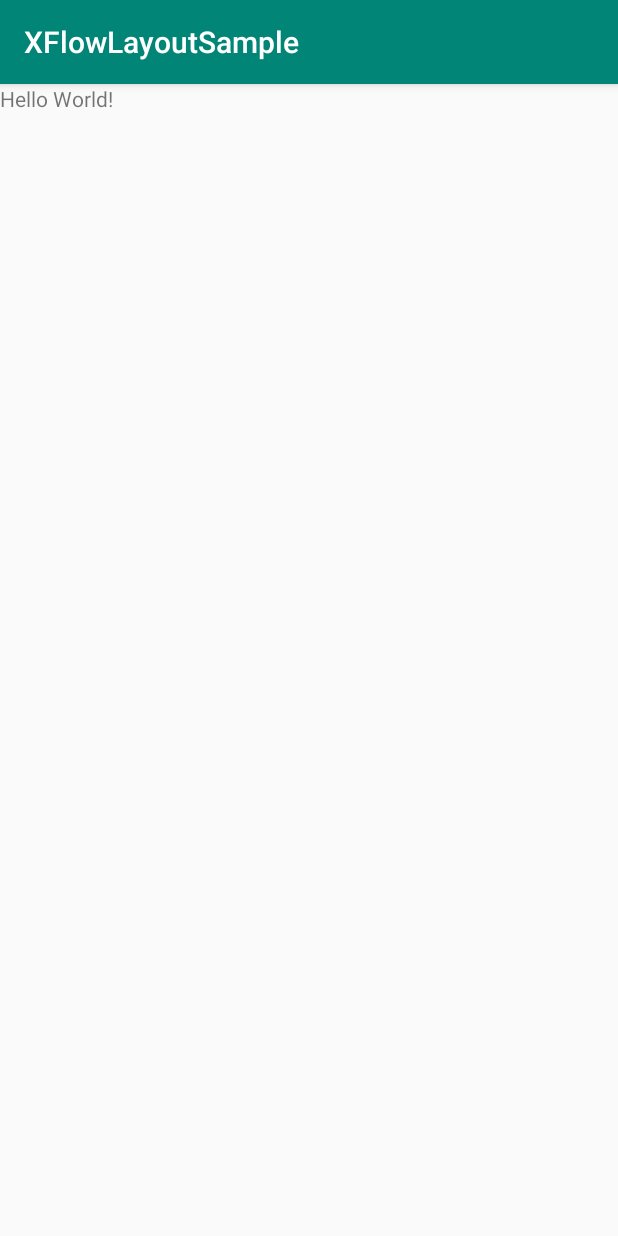
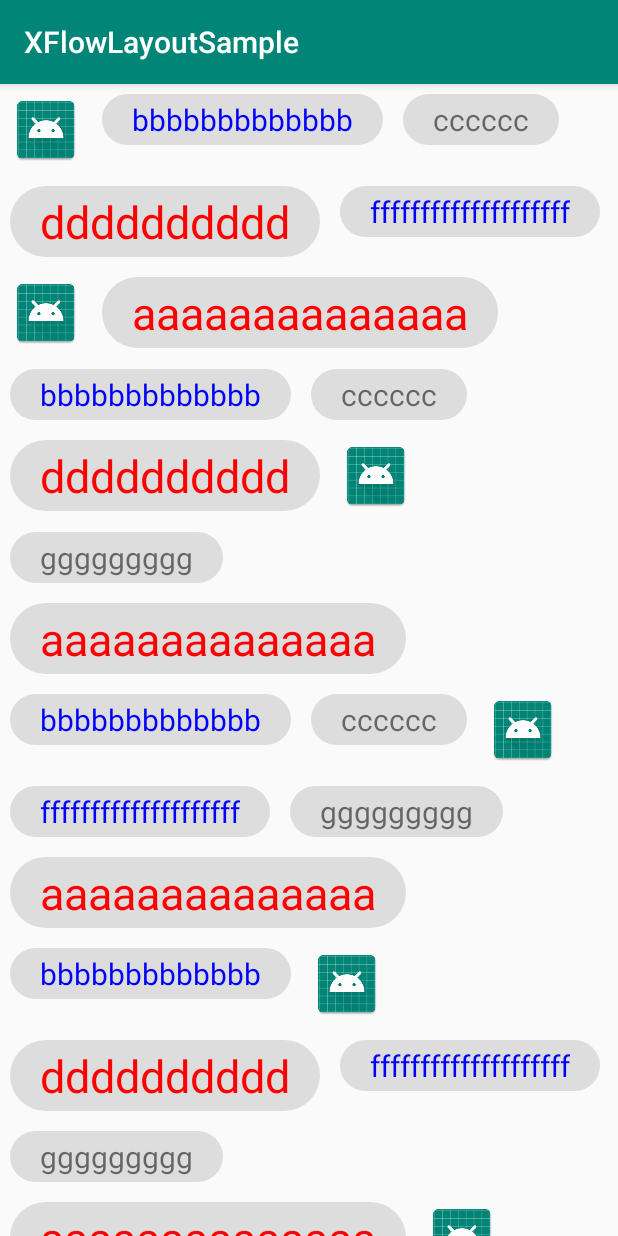
Before and after one commit to Xugter/XFlowLayout, an Android app: the screen it shows after launch (MainActivity), on a phone screen of 412 x 824 dp. Run offline under Robolectric (Android 15) with nearby library versions, the phone set to English and light mode, and no system bars.

Commit message:
add sample code

```diff
--- a/sample/build.gradle
+++ b/sample/build.gradle
@@ -20,6 +20,7 @@ android {
 
 dependencies {
     implementation fileTree(dir: 'libs', include: ['*.jar'])
+    implementation project(':xflowlayout')
     implementation 'com.android.support:appcompat-v7:28.0.0'
     testImplementation 'junit:junit:4.12'
     androidTestImplementation 'com.android.support.test:runner:1.0.2'
--- a/sample/src/main/java/com/xugter/xflowlayoutsample/MainActivity.java
+++ b/sample/src/main/java/com/xugter/xflowlayoutsample/MainActivity.java
@@ -1,13 +1,98 @@
 package com.xugter.xflowlayoutsample;
 
+import android.graphics.Color;
 import android.support.v7.app.AppCompatActivity;
 import android.os.Bundle;
+import android.util.Log;
+import android.view.View;
+import android.view.ViewGroup;
+import android.widget.ImageView;
+import android.widget.LinearLayout;
+import android.widget.TextView;
+
+import com.xugter.xflowlayout.XFlowLayout;
+
+import java.util.ArrayList;
+import java.util.List;
 
 public class MainActivity extends AppCompatActivity {
+
+    private TagAdapter adapter;
+
+    private List<String> content = new ArrayList<>();
+
+    private XFlowLayout xFlowLayout;
 
     @Override
     protected void onCreate(Bundle savedInstanceState) {
         super.onCreate(savedInstanceState);
         setContentView(R.layout.activity_main);
+        xFlowLayout = findViewById(R.id.flow_layout);
+        adapter = new TagAdapter();
+        xFlowLayout.setAdapter(adapter);
+        initData();
+        adapter.setContent(content);
+//        xFlowLayout.setMaxLine(3);
+        xFlowLayout.setClickListener(new XFlowLayout.ClickListener() {
+            @Override
+            public void onClickOnPos(int pos) {
+                Log.i("FlowLayout", "============Item " + pos + " click");
+            }
+        });
+    }
+
+    private void initData() {
+        for (int i = 0; i < 10; i++) {
+            content.add("aaaaaaaaaaaaaa");
+            content.add("bbbbbbbbbbbbb");
+            content.add("cccccc");
+            content.add("dddddddddd");
+            content.add("ffffffffffffffffffff");
+            content.add("ggggggggg");
+        }
+    }
+
+    class TagAdapter extends XFlowLayout.Adapter {
+
+        private List<String> content = new ArrayList<>();
+
+        public void setContent(List<String> content) {
+            this.content = content;
+            notifyDataChanged();
+        }
+
+        @Override
+        public int getItemCount() {
+            return content.size();
+        }
+
+        @Override
+        public View getItemViewByPos(int pos) {
+            LinearLayout.LayoutParams layoutParams = new LinearLayout.LayoutParams(ViewGroup.LayoutParams.WRAP_CONTENT, ViewGroup.LayoutParams.WRAP_CONTENT);
+            layoutParams.setMargins(10, 10, 10, 10);
+
+            if (pos % 5 == 0) {
+                ImageView imageView = new ImageView(MainActivity.this);
+                imageView.setImageResource(R.mipmap.ic_launcher);
+                imageView.setLayoutParams(layoutParams);
+                return imageView;
+            }
+
+            TextView tv = new TextView(MainActivity.this);
+            tv.setPadding(30, 5, 30, 5);
+            tv.setText(content.get(pos));
+            tv.setTextSize(20);
+            tv.setMaxEms(10);
+            tv.setSingleLine();
+            tv.setLayoutParams(layoutParams);
+            tv.setBackgroundResource(R.drawable.bg_text_tag);
+            if (pos % 3 == 0) {
+                tv.setTextSize(30);
+                tv.setTextColor(Color.RED);
+            } else if (pos % 3 == 1) {
+                tv.setTextColor(Color.BLUE);
+            }
+            return tv;
+        }
     }
 }
--- /dev/null
+++ b/sample/src/main/res/drawable/bg_text_tag.xml
@@ -0,0 +1,9 @@
+<?xml version="1.0" encoding="utf-8"?>
+<selector xmlns:android="http://schemas.android.com/apk/res/android">
+    <item>
+        <shape>
+            <solid android:color="#FFDDDDDD" />
+            <corners android:radius="100dp" />
+        </shape>
+    </item>
+</selector>
--- a/sample/src/main/res/layout/activity_main.xml
+++ b/sample/src/main/res/layout/activity_main.xml
@@ -1,12 +1,17 @@
 <?xml version="1.0" encoding="utf-8"?>
 <FrameLayout xmlns:android="http://schemas.android.com/apk/res/android"
-    xmlns:app="http://schemas.android.com/apk/res-auto"
     android:layout_width="match_parent"
     android:layout_height="match_parent">
 
-    <TextView
-        android:layout_width="wrap_content"
-        android:layout_height="wrap_content"
-        android:text="Hello World!" />
+    <ScrollView
+        android:layout_width="match_parent"
+        android:layout_height="match_parent">
+
+        <com.xugter.xflowlayout.XFlowLayout
+            android:id="@+id/flow_layout"
+            android:layout_width="match_parent"
+            android:layout_height="wrap_content" />
+
+    </ScrollView>
 
 </FrameLayout>
```
